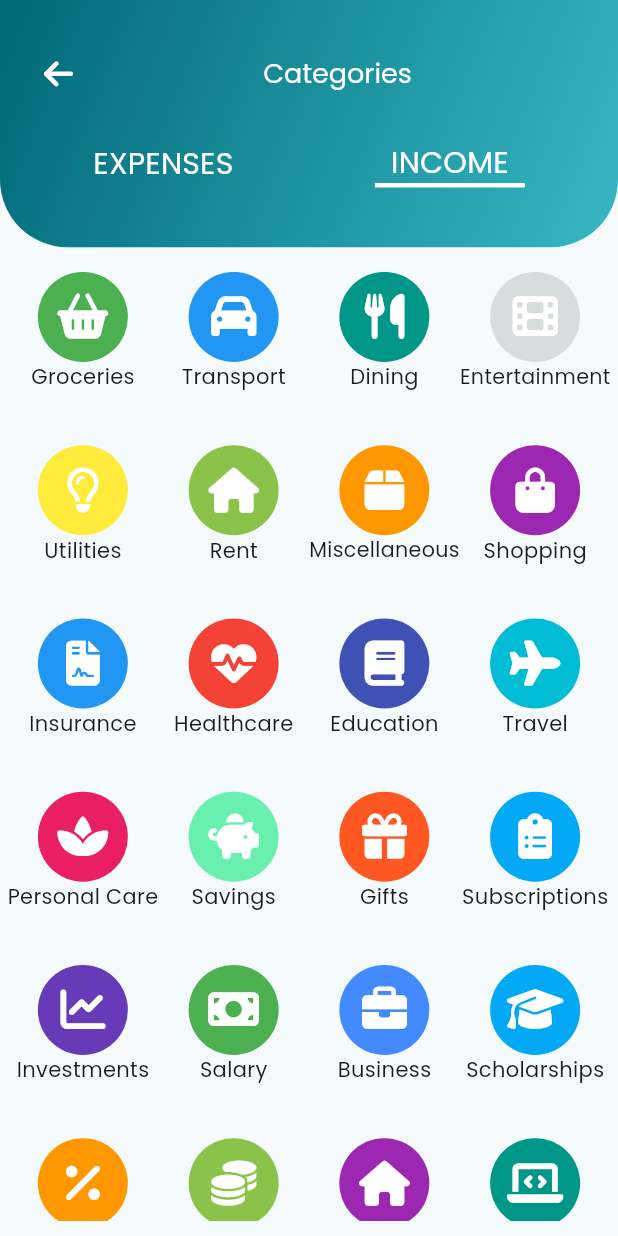
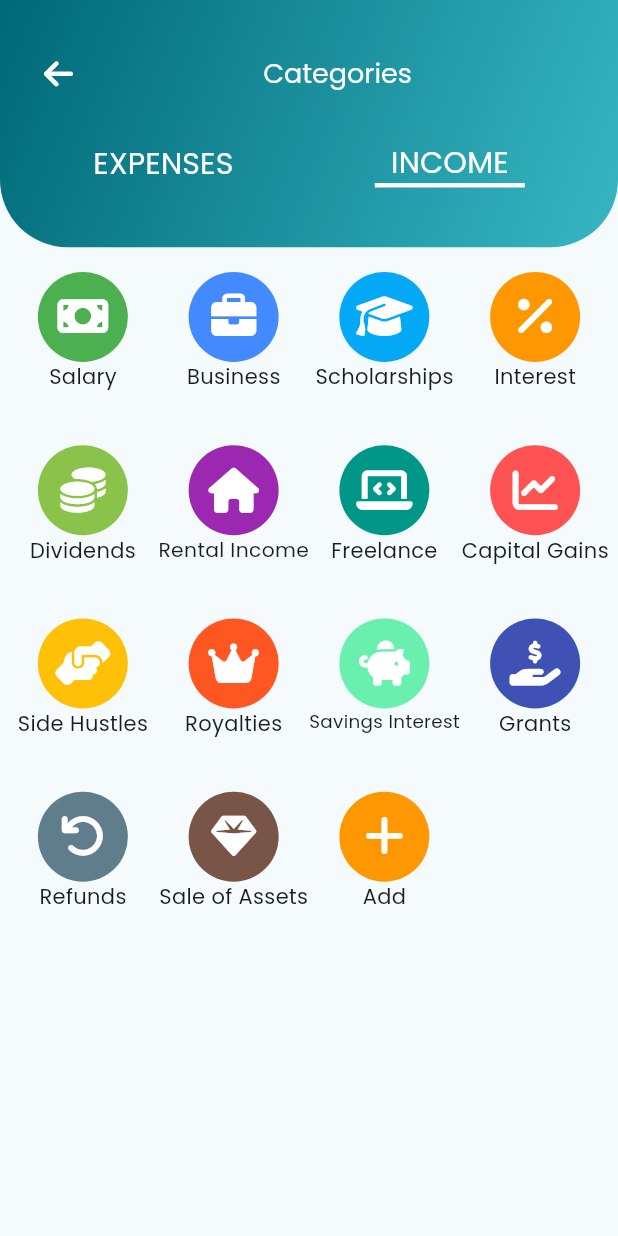
Before and after one commit to AdahGodwin/Expense_planner, a Flutter app: the CategoryScreen screen opened directly, after a tap on "INCOME", on a phone screen of 412 x 824 dp. Run offline on Flutter 3.47's test engine with Material 3 defaults, Android fonts, the phone set to English and light mode, and no system bars; our stand-ins replace flutter_riverpod, font_awesome_flutter, image_picker, sqflite; accounts and stored records are empty.

Commit message:
income model update

```diff
--- a/lib/models/category.dart
+++ b/lib/models/category.dart
@@ -1,10 +1,11 @@
+import 'package:expense_manager/providers/filter_provider.dart';
 import 'package:flutter/material.dart';
 
 class Category {
   String name;
   Color color;
   IconData icon;
-  String type;
+  Transaction type;
 
   Category({
     required this.name,
--- a/lib/screens/category_screen.dart
+++ b/lib/screens/category_screen.dart
@@ -1,5 +1,7 @@
 import 'package:expense_manager/models/category.dart';
 import 'package:expense_manager/providers/category_provider.dart';
+import 'package:expense_manager/providers/filter_provider.dart';
+import 'package:expense_manager/screens/create_category_screen.dart';
 import 'package:expense_manager/widgets/header_widget.dart';
 import 'package:flutter/material.dart';
 import 'package:flutter_riverpod/flutter_riverpod.dart';
@@ -10,7 +12,12 @@ class CategoryScreen extends ConsumerWidget {
 
   @override
   Widget build(BuildContext context, WidgetRef ref) {
-    List<Category> categories = ref.watch(categoryProvider);
+    Transaction transactionType = ref.watch(filterProvider);
+    List<Category> categories = ref
+        .watch(categoryProvider)
+        .where((category) => category.type == transactionType)
+        .toList();
+
     ThemeData theme = Theme.of(context);
     MediaQueryData mediaQuery = MediaQuery.of(context);
     return Scaffold(
@@ -24,28 +31,51 @@ class CategoryScreen extends ConsumerWidget {
               bottom: 10,
             ),
             child: Center(
-              child: GridView.builder(
+              child: GridView(
                 gridDelegate: const SliverGridDelegateWithFixedCrossAxisCount(
                   crossAxisCount: 4,
                   mainAxisSpacing: 15,
                 ),
-                itemBuilder: (context, index) {
+                children: [
+                  ...categories.map(
+                    (category) {
                       return Column(
                         children: [
                           CircleAvatar(
-                        backgroundColor: categories[index].color,
+                            backgroundColor: category.color,
                             radius: 30,
                             child: FaIcon(
-                          categories[index].icon,
+                              category.icon,
                               color: Colors.white,
                               size: 30,
                             ),
                           ),
-                      FittedBox(child: Text(categories[index].name)),
+                          FittedBox(child: Text(category.name)),
                         ],
                       );
                     },
-                itemCount: categories.length,
+                  ),
+                  Column(
+                    children: [
+                      GestureDetector(
+                        onTap: () {
+                          Navigator.of(context)
+                              .pushNamed(CreateCategoryScreen.routeName);
+                        },
+                        child: const CircleAvatar(
+                          backgroundColor: Colors.orange,
+                          radius: 30,
+                          child: FaIcon(
+                            FontAwesomeIcons.plus,
+                            color: Colors.white,
+                            size: 30,
+                          ),
+                        ),
+                      ),
+                      const Text("Add"),
+                    ],
+                  ),
+                ],
               ),
             ),
           ),
--- a/lib/screens/create_category_screen.dart
+++ b/lib/screens/create_category_screen.dart
@@ -1,14 +1,10 @@
 import 'package:expense_manager/models/category.dart';
 import 'package:expense_manager/providers/category_provider.dart';
+import 'package:expense_manager/providers/filter_provider.dart';
 import 'package:expense_manager/widgets/header_widget.dart';
 import 'package:flutter/material.dart';
 import 'package:flutter_riverpod/flutter_riverpod.dart';
 import 'package:font_awesome_flutter/font_awesome_flutter.dart';
-
-enum Transaction {
-  income,
-  expense,
-}
 
 class CreateCategoryScreen extends ConsumerStatefulWidget {
   const CreateCategoryScreen({super.key});
--- a/lib/shared/categorydata.dart
+++ b/lib/shared/categorydata.dart
@@ -1,4 +1,5 @@
 import 'package:expense_manager/models/category.dart';
+import 'package:expense_manager/providers/filter_provider.dart';
 import 'package:flutter/material.dart';
 import 'package:font_awesome_flutter/font_awesome_flutter.dart';
 
@@ -14,7 +15,7 @@ class Categories {
       name: "Other",
       color: Colors.black,
       icon: FontAwesomeIcons.question,
-      type: "expense",
+      type: Transaction.expense,
     );
   }
 }
@@ -24,192 +25,186 @@ final List<Category> categories = [
     name: 'Groceries',
     color: Colors.green,
     icon: FontAwesomeIcons.basketShopping,
-    type: "expense",
+    type: Transaction.expense,
   ),
   Category(
     name: 'Transport',
     color: Colors.blue,
     icon: FontAwesomeIcons.car,
-    type: "expense",
+    type: Transaction.expense,
   ),
   Category(
     name: 'Dining',
     color: Colors.teal,
     icon: FontAwesomeIcons.utensils,
-    type: "expense",
+    type: Transaction.expense,
   ),
   Category(
     name: 'Entertainment',
     color: Colors.black12,
     icon: FontAwesomeIcons.film,
-    type: "expense",
+    type: Transaction.expense,
   ),
   Category(
     name: 'Utilities',
     color: Colors.yellow,
     icon: FontAwesomeIcons.lightbulb,
-    type: "expense",
+    type: Transaction.expense,
   ),
   Category(
     name: 'Rent',
     color: Colors.lightGreen,
     icon: FontAwesomeIcons.house,
-    type: "expense",
+    type: Transaction.expense,
   ),
   Category(
     name: 'Miscellaneous',
     color: Colors.orange,
     icon: FontAwesomeIcons.box,
-    type: "expense",
+    type: Transaction.expense,
   ),
   Category(
     name: 'Shopping',
     color: Colors.purple,
     icon: FontAwesomeIcons.bagShopping,
-    type: "expense",
+    type: Transaction.expense,
   ),
   Category(
     name: 'Insurance',
     color: Colors.blue,
     icon: FontAwesomeIcons.fileContract,
-    type: "expense",
+    type: Transaction.expense,
   ),
   Category(
     name: 'Healthcare',
     color: Colors.red,
     icon: FontAwesomeIcons.heartPulse,
-    type: "expense",
+    type: Transaction.expense,
   ),
   Category(
     name: 'Education',
     color: Colors.indigo,
     icon: FontAwesomeIcons.book,
-    type: "expense",
+    type: Transaction.expense,
   ),
   Category(
     name: 'Travel',
     color: Colors.cyan,
     icon: FontAwesomeIcons.plane,
-    type: "expense",
+    type: Transaction.expense,
   ),
   Category(
     name: 'Personal Care',
     color: Colors.pink,
     icon: FontAwesomeIcons.spa,
-    type: "expense",
+    type: Transaction.expense,
   ),
   Category(
     name: 'Savings',
     color: Colors.greenAccent,
     icon: FontAwesomeIcons.piggyBank,
-    type: "expense",
+    type: Transaction.expense,
   ),
   Category(
     name: 'Gifts',
     color: Colors.deepOrange,
     icon: FontAwesomeIcons.gift,
-    type: "expense",
+    type: Transaction.expense,
   ),
   Category(
     name: 'Subscriptions',
     color: Colors.lightBlue,
     icon: FontAwesomeIcons.clipboardList,
-    type: "expense",
+    type: Transaction.expense,
   ),
   Category(
     name: 'Investments',
     color: Colors.deepPurple,
     icon: FontAwesomeIcons.chartLine,
-    type: "expense",
+    type: Transaction.expense,
   ),
   Category(
     name: 'Salary',
     color: Colors.green,
     icon: FontAwesomeIcons.moneyBill,
-    type: "income",
+    type: Transaction.income,
   ),
   Category(
     name: 'Business',
     color: Colors.blueAccent,
     icon: FontAwesomeIcons.briefcase,
-    type: "income",
+    type: Transaction.income,
   ),
   Category(
     name: 'Scholarships',
     color: Colors.lightBlue,
     icon: FontAwesomeIcons.graduationCap,
-    type: "income",
+    type: Transaction.income,
   ),
   Category(
     name: 'Interest',
     color: Colors.orange,
     icon: FontAwesomeIcons.percent,
-    type: "income",
+    type: Transaction.income,
   ),
   Category(
     name: 'Dividends',
     color: Colors.lightGreen,
     icon: FontAwesomeIcons.coins,
-    type: "income",
+    type: Transaction.income,
   ),
   Category(
     name: 'Rental Income',
     color: Colors.purple,
     icon: FontAwesomeIcons.house,
-    type: "income",
+    type: Transaction.income,
   ),
   Category(
     name: 'Freelance',
     color: Colors.teal,
     icon: FontAwesomeIcons.laptopCode,
-    type: "income",
+    type: Transaction.income,
   ),
   Category(
     name: 'Capital Gains',
     color: Colors.redAccent,
     icon: FontAwesomeIcons.chartLine,
-    type: "income",
+    type: Transaction.income,
   ),
   Category(
     name: 'Side Hustles',
     color: Colors.amber,
     icon: FontAwesomeIcons.handshakeAngle,
-    type: "income",
+    type: Transaction.income,
   ),
   Category(
     name: 'Royalties',
     color: Colors.deepOrange,
     icon: FontAwesomeIcons.crown,
-    type: "income",
+    type: Transaction.income,
   ),
   Category(
     name: 'Savings Interest',
     color: Colors.greenAccent,
     icon: FontAwesomeIcons.piggyBank,
-    type: "income",
+    type: Transaction.income,
   ),
   Category(
     name: 'Grants',
     color: Colors.indigo,
     icon: FontAwesomeIcons.handHoldingDollar,
-    type: "income",
+    type: Transaction.income,
   ),
   Category(
     name: 'Refunds',
     color: Colors.blueGrey,
     icon: FontAwesomeIcons.arrowRotateLeft,
-    type: "income",
+    type: Transaction.income,
   ),
   Category(
     name: 'Sale of Assets',
     color: Colors.brown,
     icon: FontAwesomeIcons.solidGem,
-    type: "income",
-  ),
-  Category(
-    name: 'Other Income',
-    color: Colors.grey,
-    icon: FontAwesomeIcons.question,
-    type: "income",
+    type: Transaction.income,
   ),
 ];
```
Also changed, not shown: lib/screens/transaction_form_screen.dart (+8 -2 lines), lib/shared/dummydata.dart (+110 -15 lines). Lines whose indentation alone changed are shown as unchanged.
